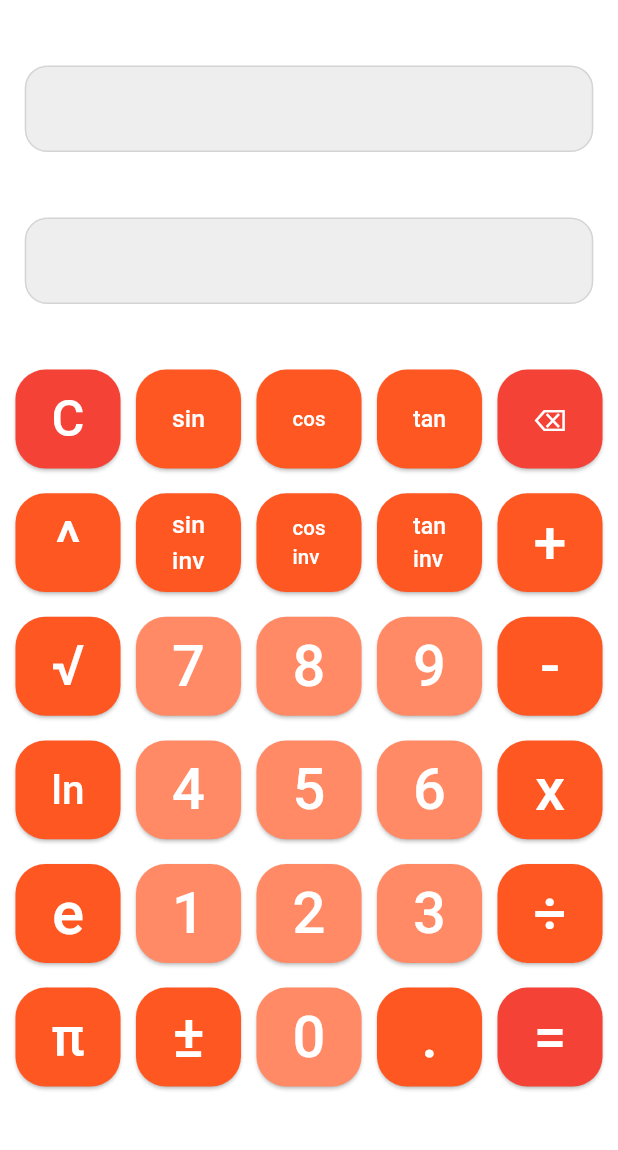
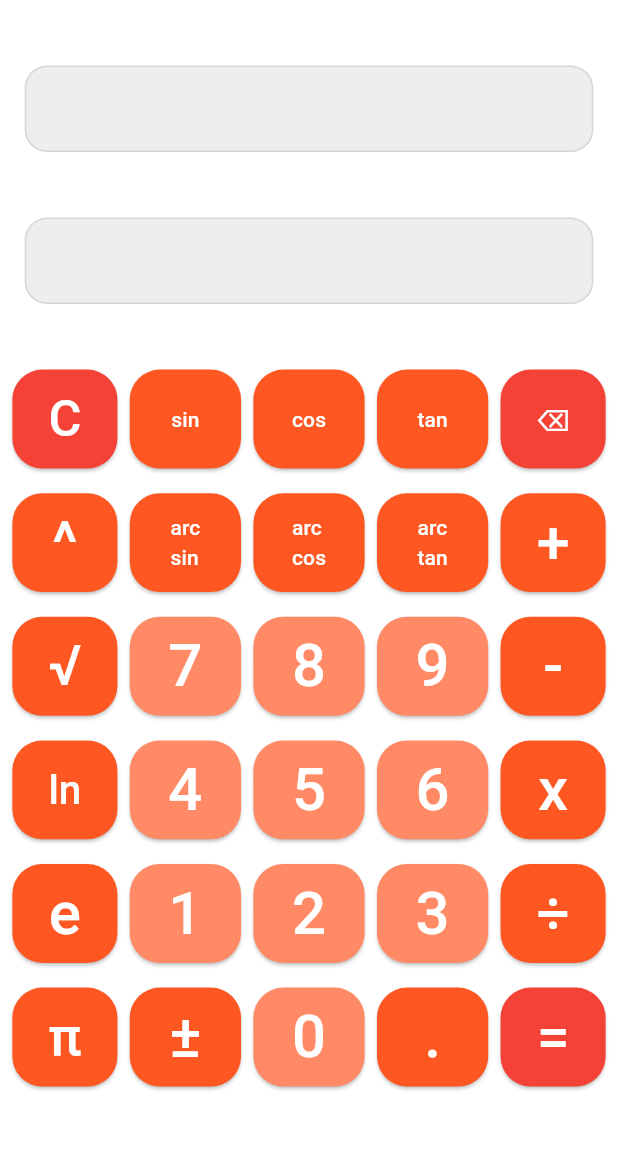
Before and after one commit to Krystizz/Calculator-App-DevSoc, a Flutter app: the screen it shows once a user with an empty profile is signed in, on a phone screen of 412 x 824 dp, the part 84-1234 px from its top. Run offline on Flutter 3.47's test engine with Material 3 defaults, Android fonts, the phone set to English and light mode, and no system bars; drawn by our look-alikes of auto_size_text; our stand-ins replace cloud_firestore, decimal, firebase_auth, firebase_core; accounts and stored records are empty.

Commit message:
UI & Bug Fixes

```diff
--- a/lib/homepage.dart
+++ b/lib/homepage.dart
@@ -2,6 +2,7 @@ import 'package:flutter/material.dart';
 import 'package:firebase_auth/firebase_auth.dart';
 import 'package:cloud_firestore/cloud_firestore.dart';
 import 'package:decimal/decimal.dart';
+import 'package:auto_size_text/auto_size_text.dart';
 import 'history.dart';
 import 'currency.dart';
 import 'globals.dart' as globals;
@@ -24,7 +25,6 @@ class _MyHomePageState extends State<MyHomePage> {
   Decimal num1 = Decimal.parse('0.0');
   Decimal num2 = Decimal.parse('0.0');
   Decimal temp = Decimal.parse('0.0');
-
   bool shouldClear = false;
 
   void save(String lastCalc) async {
@@ -65,6 +65,27 @@ class _MyHomePageState extends State<MyHomePage> {
       num2 = Decimal.parse('0.0');
       shouldClear = false;
     });
+  }
+
+  String formatNumber(String num) {
+    if (Decimal.parse(num) > Decimal.parse('1e10'))
+    {
+      num = Decimal.parse(num).toStringAsExponential(3);
+    }
+    else if (Decimal.parse(num) < Decimal.parse('1e-5'))
+    {
+      num = Decimal.parse(num).toStringAsExponential(3);
+    }
+    else if (num.contains('.') && Decimal.parse(num) > Decimal.parse('1') &&
+      num.substring(num.indexOf('.'), num.length).length > 4)
+    {
+      num = num.substring(0, num.indexOf('.') + 4);
+    }
+    else if (num.contains('.') && num.substring(num.indexOf('.'), num.length).length > 6)
+    {
+      num = Decimal.parse(num).toStringAsFixed(5);
+    }
+    return num;
   }
 
   void calculate() {
@@ -112,19 +133,9 @@ class _MyHomePageState extends State<MyHomePage> {
             newNum = num2.toString();
           }
         }
-        if (globals.ans.contains('.') && Decimal.parse(globals.ans) > Decimal.parse('1') &&
-          globals.ans.substring(globals.ans.indexOf('.'), globals.ans.length).length > 4)
-        {
-          globals.ans = globals.ans.substring(0, globals.ans.indexOf('.') + 4);
-        }
-        if (Decimal.parse(globals.ans) > Decimal.parse('1e10'))
-        {
-          globals.ans = Decimal.parse(globals.ans).toStringAsExponential(3);
-        }
-        if (Decimal.parse(prevNum) > Decimal.parse('1e10'))
-        {
-          prevNum = Decimal.parse(prevNum).toStringAsExponential(3);
-        }
+        globals.ans = formatNumber(globals.ans);
+        prevNum = formatNumber(prevNum);
+        newNum = formatNumber(newNum);
         globals.lastCalc = '$prevNum $oper $newNum = ${globals.ans}';
         num1 = Decimal.parse('0.0');
         num2 = Decimal.parse('0.0');
@@ -156,7 +167,7 @@ class _MyHomePageState extends State<MyHomePage> {
     setState(() {
       shouldClear = false;
       if (globals.ans.isNotEmpty) {
-        prevNum = globals.ans;
+        prevNum = formatNumber(globals.ans);
         if (oper != '') {
           calculate();
           shouldClear = false;
@@ -237,19 +248,8 @@ class _MyHomePageState extends State<MyHomePage> {
         }
         prevNum = globals.ans;
         globals.ans = temp.toStringAsFixed(5);
-        if (globals.ans.contains('.') && Decimal.parse(globals.ans) > Decimal.parse('1') &&
-          globals.ans.substring(globals.ans.indexOf('.'), globals.ans.length).length > 4)
-        {
-          globals.ans = globals.ans.substring(0, globals.ans.indexOf('.') + 4);
-        }
-        if (Decimal.parse(globals.ans) > Decimal.parse('1e10'))
-        {
-          globals.ans = Decimal.parse(globals.ans).toStringAsExponential(3);
-        }
-        if (Decimal.parse(prevNum) > Decimal.parse('1e10'))
-        {
-          prevNum = Decimal.parse(prevNum).toStringAsExponential(3);
-        }
+        globals.ans = formatNumber(globals.ans);
+        prevNum = formatNumber(prevNum);
         globals.lastCalc = '$s($prevNum) = ${globals.ans}';
         save(globals.lastCalc);
       }
@@ -314,7 +314,14 @@ class _MyHomePageState extends State<MyHomePage> {
         return SizedBox(width: screenWidth*x, height: screenHeight*y, child:
           ElevatedButton(style: style, onPressed: func, child:
             FittedBox(fit: BoxFit.scaleDown, child: Text(txt,
-              style: const TextStyle(fontSize: 40),),),),);
+              style: const TextStyle(fontSize: 40)))));
+    }
+
+    SizedBox trigButton(double x, double y, ButtonStyle style,
+      void Function() func, String txt, int n) {
+        return SizedBox(width: screenWidth*x, height: screenHeight*y, child:
+          ElevatedButton(style: style, onPressed: func, child:
+            AutoSizeText(txt, minFontSize: 10, maxLines: n)));
     }
 
     return Scaffold(
@@ -392,22 +399,25 @@ class _MyHomePageState extends State<MyHomePage> {
             OutlinedButton(style: TextButton.styleFrom(shape:
               RoundedRectangleBorder(borderRadius: BorderRadius.circular(15)),
                 backgroundColor: globals.textBoxColor), onPressed: null, child:
-                  Text(globals.lastCalc.split(' = ')[0], style:
-                    TextStyle(fontSize: 25, color: globals.textColor)),),),
+                  AutoSizeText(globals.lastCalc.split(' = ')[0],
+                    minFontSize: 20, maxFontSize: 25, maxLines: 1,
+                    overflow: TextOverflow.ellipsis,style: TextStyle(color: globals.textColor)))),
           SizedBox(width: screenWidth*0.92, height: screenHeight*0.07, child:
             OutlinedButton(style: TextButton.styleFrom(shape:
               RoundedRectangleBorder(borderRadius: BorderRadius.circular(15)),
                 backgroundColor: globals.textBoxColor), onPressed: null, child:
-                  Text(globals.ans, style: TextStyle(fontSize: 25, color: globals.textColor)),),),
+                  AutoSizeText(globals.ans,
+                    minFontSize: 20, maxFontSize: 25, maxLines: 1,
+                    overflow: TextOverflow.ellipsis,style: TextStyle(color: globals.textColor)))),
           Column(
             mainAxisAlignment: MainAxisAlignment.center,
             children: <Widget>[
               Row(mainAxisAlignment: MainAxisAlignment.spaceEvenly,
                 children: <Widget>[
                   uiButton(0.17, 0.08, globals.style1, clear, 'C'),
-                  uiButton(0.17, 0.08, globals.style2, (){scientific('sin');}, 'sin'),
-                  uiButton(0.17, 0.08, globals.style2, (){scientific('cos');}, 'cos'),
-                  uiButton(0.17, 0.08, globals.style2, (){scientific('tan');}, 'tan'),
+                  trigButton(0.18, 0.08, globals.style2, (){scientific('sin');}, 'sin', 1),
+                  trigButton(0.18, 0.08, globals.style2, (){scientific('cos');}, 'cos', 1),
+                  trigButton(0.18, 0.08, globals.style2, (){scientific('tan');}, 'tan', 1),
                   uiButton(0.17, 0.08, globals.style1, backspace, '⌫'),
                 ],
               ),
@@ -415,9 +425,9 @@ class _MyHomePageState extends State<MyHomePage> {
               Row(mainAxisAlignment: MainAxisAlignment.spaceEvenly,
                 children: <Widget>[
                   uiButton(0.17, 0.08, globals.style2, (){operClicked('^');}, '^'),
-                  uiButton(0.17, 0.08, globals.style2, (){scientific('arcsin');}, 'sin\ninv'),
-                  uiButton(0.17, 0.08, globals.style2, (){scientific('arccos');}, 'cos\ninv'),
-                  uiButton(0.17, 0.08, globals.style2, (){scientific('arctan');}, 'tan\ninv'),
+                  trigButton(0.18, 0.08, globals.style2, (){scientific('arcsin');}, 'arc\nsin', 2),
+                  trigButton(0.18, 0.08, globals.style2, (){scientific('arccos');}, 'arc\ncos', 2),
+                  trigButton(0.18, 0.08, globals.style2, (){scientific('arctan');}, 'arc\ntan', 2),
                   uiButton(0.17, 0.08, globals.style2, (){operClicked('+');}, '+'),
                 ],
               ),
@@ -425,9 +435,9 @@ class _MyHomePageState extends State<MyHomePage> {
               Row(mainAxisAlignment: MainAxisAlignment.spaceEvenly,
                 children: <Widget>[
                   uiButton(0.17, 0.08, globals.style2, (){scientific('sqrt');}, '√'),
-                  uiButton(0.17, 0.08, globals.style3, (){numClicked('7');}, '7'),
-                  uiButton(0.17, 0.08, globals.style3, (){numClicked('8');}, '8'),
-                  uiButton(0.17, 0.08, globals.style3, (){numClicked('9');}, '9'),
+                  uiButton(0.18, 0.08, globals.style3, (){numClicked('7');}, '7'),
+                  uiButton(0.18, 0.08, globals.style3, (){numClicked('8');}, '8'),
+                  uiButton(0.18, 0.08, globals.style3, (){numClicked('9');}, '9'),
                   uiButton(0.17, 0.08, globals.style2, (){operClicked('-');}, '-'),
                 ],
               ),
@@ -435,9 +445,9 @@ class _MyHomePageState extends State<MyHomePage> {
               Row(mainAxisAlignment: MainAxisAlignment.spaceEvenly,
                 children: <Widget>[
                   uiButton(0.17, 0.08, globals.style2, (){scientific('ln');}, 'ln'),
-                  uiButton(0.17, 0.08, globals.style3, (){numClicked('4');}, '4'),
-                  uiButton(0.17, 0.08, globals.style3, (){numClicked('5');}, '5'),
-                  uiButton(0.17, 0.08, globals.style3, (){numClicked('6');}, '6'),
+                  uiButton(0.18, 0.08, globals.style3, (){numClicked('4');}, '4'),
+                  uiButton(0.18, 0.08, globals.style3, (){numClicked('5');}, '5'),
+                  uiButton(0.18, 0.08, globals.style3, (){numClicked('6');}, '6'),
                   uiButton(0.17, 0.08, globals.style2, (){operClicked('x');}, 'x'),
                 ],
               ),
@@ -445,9 +455,9 @@ class _MyHomePageState extends State<MyHomePage> {
               Row(mainAxisAlignment: MainAxisAlignment.spaceEvenly,
                 children: <Widget>[
                   uiButton(0.17, 0.08, globals.style2, (){constants('e');}, 'e'),
-                  uiButton(0.17, 0.08, globals.style3, (){numClicked('1');}, '1'),
-                  uiButton(0.17, 0.08, globals.style3, (){numClicked('2');}, '2'),
-                  uiButton(0.17, 0.08, globals.style3, (){numClicked('3');}, '3'),
+                  uiButton(0.18, 0.08, globals.style3, (){numClicked('1');}, '1'),
+                  uiButton(0.18, 0.08, globals.style3, (){numClicked('2');}, '2'),
+                  uiButton(0.18, 0.08, globals.style3, (){numClicked('3');}, '3'),
                   uiButton(0.17, 0.08, globals.style2, (){operClicked('÷');}, '÷'),
                 ],
               ),
@@ -455,9 +465,9 @@ class _MyHomePageState extends State<MyHomePage> {
               Row(mainAxisAlignment: MainAxisAlignment.spaceEvenly,
                 children: <Widget>[
                   uiButton(0.17, 0.08, globals.style2, (){constants('π');}, 'π'),
-                  uiButton(0.17, 0.08, globals.style2, changeSign, '±'),
-                  uiButton(0.17, 0.08, globals.style3, (){numClicked('0');}, '0'),
-                  uiButton(0.17, 0.08, globals.style2, (){numClicked('.');}, '.'),
+                  uiButton(0.18, 0.08, globals.style2, changeSign, '±'),
+                  uiButton(0.18, 0.08, globals.style3, (){numClicked('0');}, '0'),
+                  uiButton(0.18, 0.08, globals.style2, (){numClicked('.');}, '.'),
                   uiButton(0.17, 0.08, globals.style1, (){
                     calculate();
                     if (prevNum.isNotEmpty) {
--- a/pubspec.yaml
+++ b/pubspec.yaml
@@ -40,6 +40,7 @@ dependencies:
   cloud_firestore: ^4.15.4
   http: ^1.2.0
   decimal: ^2.3.3
+  auto_size_text: ^3.0.0
 
 dev_dependencies:
   flutter_test:
```
Also changed, not shown: lib/currency.dart (+32 -2 lines), pubspec.lock.
